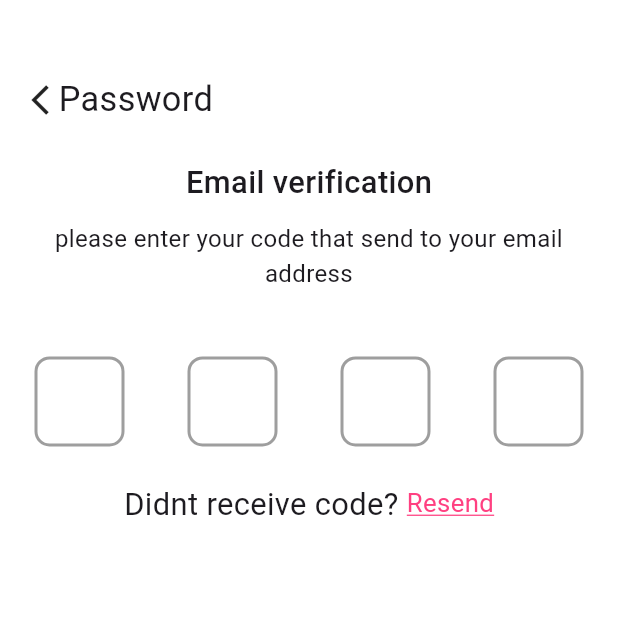
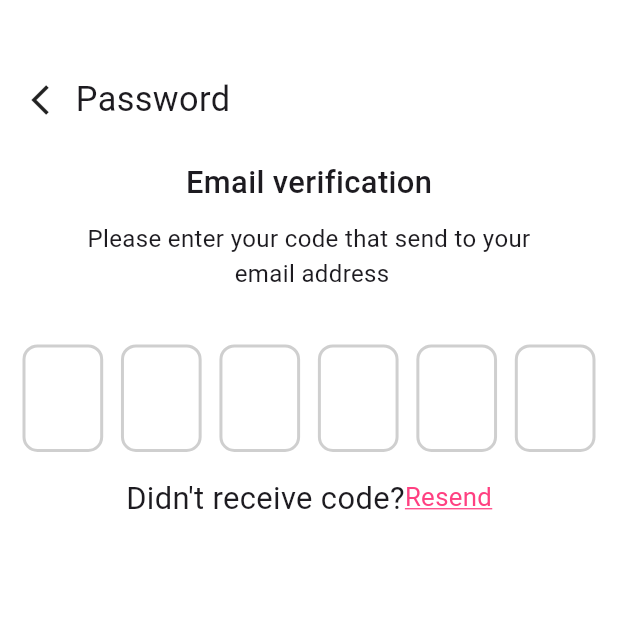
Before and after one commit to RaWanMagdy0/Flowery, a Flutter app: the PasswordVerification screen opened by its route, on a phone screen of 412 x 824 dp, the top half of it. Run offline on Flutter 3.47's test engine with Material 3 defaults, Android fonts, the phone set to English and light mode, and no system bars; drawn by our look-alikes of pin_code_fields; our stand-ins replace bloc, dio, flutter_bloc, flutter_screenutil, get_it, injectable and 3 more; generated files the repository leaves out were written again.

Commit message:
FECOM-5 Update EmailVerification Ui

```diff
--- a/lib/core/routes/app_routes.dart
+++ b/lib/core/routes/app_routes.dart
@@ -3,7 +3,6 @@ import 'package:flutter/material.dart';
 
 import '../../presentation/auth/forgot_password/view/forget_password_screen.dart';
 import '../../presentation/auth/forgot_password/view/password_verification.dart';
-import '../../splash/splash_view.dart';
 
 class AppRoutes {
   static Route<dynamic> onGenerateRoute(RouteSettings setting) {
--- a/lib/core/styles/images/app_images.dart
+++ b/lib/core/styles/images/app_images.dart
@@ -3,6 +3,7 @@ class AppImages{
   static const splash10="assets/images/splash10.json";
   static const splash2="assets/images/splash2.jpg";
   static const loading1="assets/images/loading1.json";
+  static const loading3="assets/images/loading3.json";
   static const error="assets/images/error.json";
 
 
--- a/lib/core/utils/const/app_string.dart
+++ b/lib/core/utils/const/app_string.dart
@@ -1,6 +1,7 @@
 class AppStrings {
   static const String passwordAppBarTitle = "Password";
   static const String loginTitle = "Login";
+  static const String confirmTitle = "Confirm";
   static const String signUpTitle = "Sign up";
   static const String forgetPasswordText = 'Forget password?';
   static const String alreadyHaveAccount = 'Already have an Account?';
@@ -18,7 +19,7 @@ class AppStrings {
       'Password must not be empty and must contain \n 6 characters with upper case letter and one \nnumber at least';
 
   static const String donotHaveAccountText = "Don't have an account?";
-  static const String didnotRcieveCode = "Didn't receive code?";
+  static const String didnotReceiveCode = "Didn't receive code?";
   static const String resendText = "Resend";
 
   static const String emailHintText = 'Enter Your Email';
--- a/lib/core/utils/functions/dialogs/app_dialogs.dart
+++ b/lib/core/utils/functions/dialogs/app_dialogs.dart
@@ -16,8 +16,8 @@ class AppDialogs {
         builder: (context) {
           return Lottie.asset(
             AppImages.loading1,
-            height: 10.h,
-            width: 10.w,
+            height: 50.h,
+            width: 20.w,
           );
         });
   }
@@ -40,7 +40,7 @@ class AppDialogs {
             },
             child: Text(
               'Got it',
-              style: AppFonts.font14GreyWeight400,
+              style: AppFonts.font20BlackWeight400,
             ),
           ),
         ],
--- a/lib/data/api/api_manger.dart
+++ b/lib/data/api/auth_api/api_manger.dart
@@ -2,7 +2,7 @@ import 'package:dio/dio.dart';
 import 'package:injectable/injectable.dart';
 import 'package:retrofit/http.dart';
 
-import '../../core/api/api_const.dart';
+import '../../../core/api/api_const.dart';
 part 'api_manger.g.dart';
 @lazySingleton
 @RestApi(baseUrl: ApiConstants.baseUrl)
--- a/lib/data/data_source/remote_data_source/auth/auth_remote_data_source_impl.dart
+++ b/lib/data/data_source/remote_data_source/auth/auth_remote_data_source_impl.dart
@@ -1,8 +1,7 @@
 import 'package:flowery/core/api/api_result.dart';
 import 'package:flowery/core/api/execute_api_call.dart';
-import 'package:flowery/data/api/api_manger.dart';
 import 'package:injectable/injectable.dart';
-
+import '../../../api/auth_api/api_manger.dart';
 import 'auth_remote_data_source.dart';
 @Injectable(as: AuthRemoteDataSource)
 class AuthRemoteDataSourceImpl extends AuthRemoteDataSource{
--- a/lib/presentation/auth/forgot_password/view/password_verification.dart
+++ b/lib/presentation/auth/forgot_password/view/password_verification.dart
@@ -1,10 +1,13 @@
+import 'package:flowery/core/utils/const/app_string.dart';
+import 'package:flowery/presentation/auth/forgot_password/view/widget/pin_code_file.dart';
 import 'package:flutter/cupertino.dart';
 import 'package:flutter/material.dart';
 import 'package:flutter_screenutil/flutter_screenutil.dart';
-import 'package:pin_code_fields/pin_code_fields.dart';
 
 class PasswordVerification extends StatelessWidget {
   static const String routeName = "PasswordVerification";
+
+  const PasswordVerification({super.key});
   @override
   Widget build(BuildContext context) {
     return Scaffold(
@@ -15,8 +18,9 @@ class PasswordVerification extends StatelessWidget {
             Row(
               children: [
                 Icon(Icons.arrow_back_ios_outlined),
+                SizedBox(width: 10.w,),
                 Text(
-                  "Password",
+                  AppStrings.passwordAppBarTitle,
                   style:
                       TextStyle(fontSize: 20.sp, fontWeight: FontWeight.w400),
                 ),
@@ -26,14 +30,13 @@ class PasswordVerification extends StatelessWidget {
               height: 20.h,
             ),
             Text(
-              "Email verification",
+              AppStrings.emailVerificationScreenTitle,
               style: TextStyle(fontSize: 18.sp, fontWeight: FontWeight.w500),
             ),
             SizedBox(
               height: 10.h,
             ),
-            Text(
-              "please enter your code that send to your email address ",
+            Text(AppStrings.emailVerificationScreenDescription,
               textAlign: TextAlign.center,
               style: TextStyle(
                 fontSize: 16,
@@ -42,32 +45,17 @@ class PasswordVerification extends StatelessWidget {
             SizedBox(
               height: 30.h,
             ),
-            Padding(
-              padding: const EdgeInsets.all(8.0),
-              child: PinCodeTextField(
-                appContext: (context),
-                length: 4,
-                pinTheme: PinTheme(
-                  shape: PinCodeFieldShape.box,
-                  borderRadius: BorderRadius.circular(10),
-                  fieldHeight: 60,
-                  fieldWidth: 60,
-                  activeColor: Colors.grey,
-                  inactiveColor: Colors.grey,
-                  selectedColor: Colors.pinkAccent,
-                ),
-              ),
-            ),
+            PinCodeFile(),
             Row(
               mainAxisAlignment: MainAxisAlignment.center,
               children: [
                 Text(
-                  "Didnt receive code? ",
+                  AppStrings.didnotReceiveCode,
                   style:
                       TextStyle(fontSize: 18.sp, fontWeight: FontWeight.w400),
                 ),
                 Text(
-                  "Resend",
+                  AppStrings.resendText,
                   style: TextStyle(
                       fontSize: 15.sp,
                       fontWeight: FontWeight.w400,
--- /dev/null
+++ b/lib/presentation/auth/forgot_password/view/widget/pin_code_file.dart
@@ -0,0 +1,29 @@
+import 'package:flutter/cupertino.dart';
+import 'package:flutter/material.dart';
+import 'package:flutter_screenutil/flutter_screenutil.dart';
+import 'package:pin_code_fields/pin_code_fields.dart';
+
+import '../../../../../core/styles/colors/app_colors.dart';
+
+class PinCodeFile extends StatelessWidget {
+  const PinCodeFile({super.key});
+
+  @override
+  Widget build(BuildContext context) {
+    return PinCodeTextField(
+      appContext: (context),
+      length: 6,
+      pinTheme: PinTheme(
+        shape: PinCodeFieldShape.box,
+        borderRadius: BorderRadius.circular(10),
+        fieldHeight: 60.h,
+        fieldWidth: 47.w,
+        activeColor: AppColors.kLightGrey,
+        inactiveColor:AppColors.kLightGrey,
+        selectedFillColor: AppColors.kWhite,
+        activeFillColor: AppColors.kWhite,
+        selectedColor: AppColors.kPink,
+      ),
+    );
+  }
+}
```
Also changed, not shown: assets/images/loading3.json (added, +1 -0 lines), lib/presentation/auth/forgot_password/view/forget_password_screen.dart (+12 -7 lines), lib/core/di/di.config.dart, lib/core/utils/widget/custom_text_form_field.dart (renamed from lib/presentation/auth/forgot_password/view/widgets/custom_text_form_field.dart), lib/data/api/auth_api/api_manger.g.dart (added).
